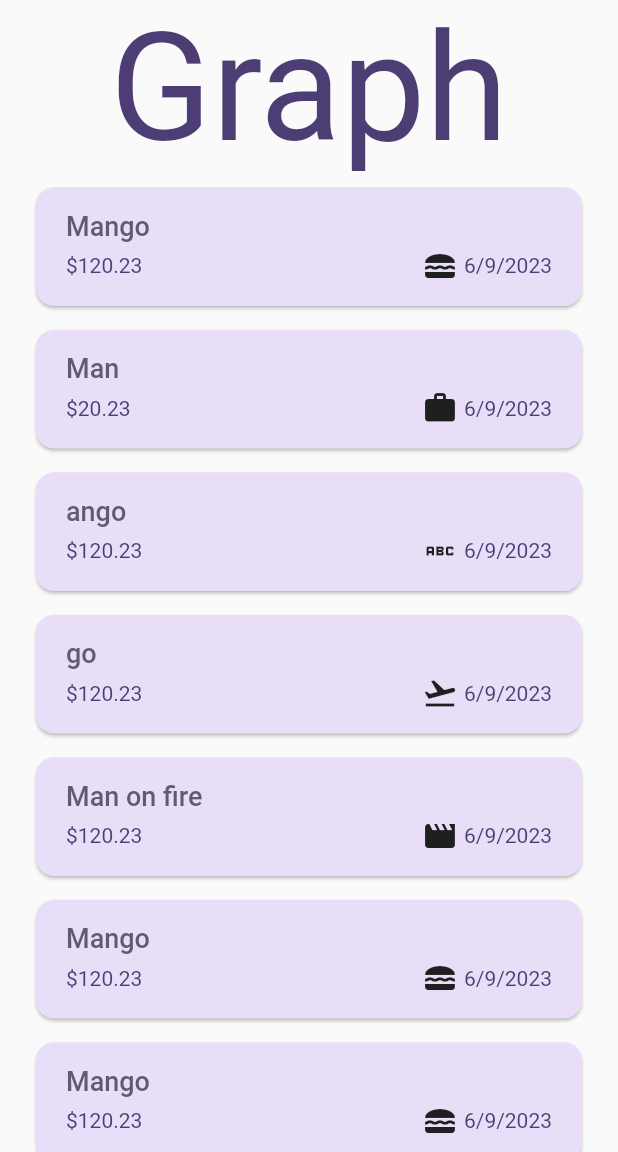
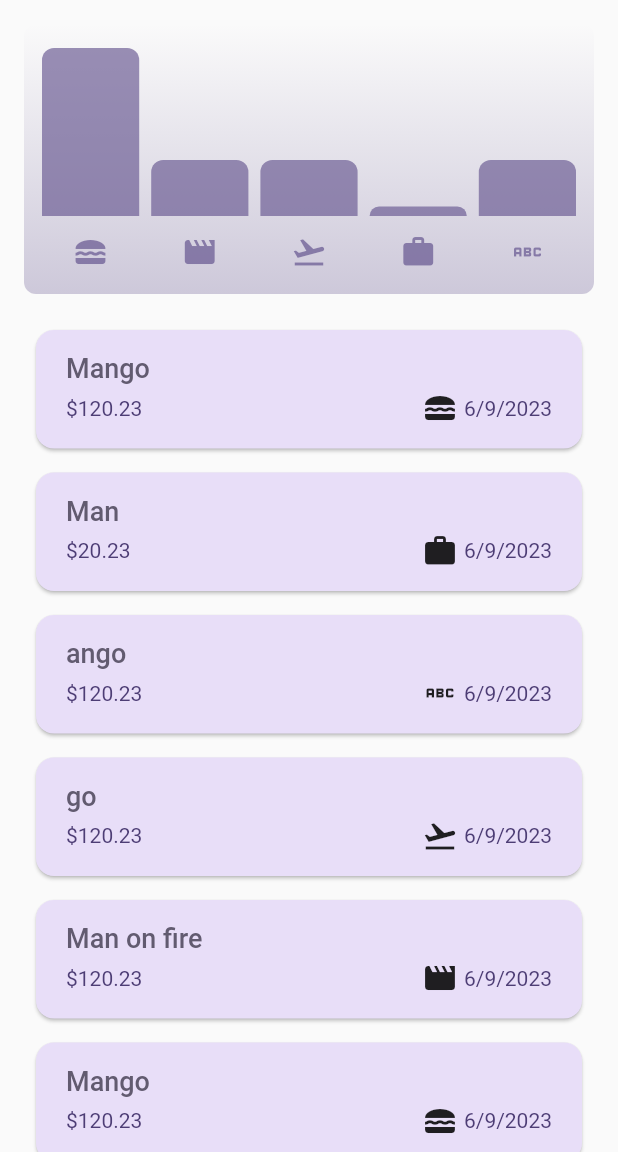
Before and after one commit to mrrapp/Expense-Tracker, a Flutter app: the screen it shows after launch, on a phone screen of 412 x 824 dp, the part 84-1236 px from its top. Run offline on Flutter 3.47's test engine with Material 2 defaults, Android fonts, the phone set to English and light mode, and no system bars.

Commit message:
added functional chart bars

```diff
--- a/lib/main.dart
+++ b/lib/main.dart
@@ -13,6 +13,40 @@ void main() {
       darkTheme: ThemeData.dark().copyWith(
         useMaterial3: true,
         colorScheme: kDarkColorScheme,
+        appBarTheme: const AppBarTheme().copyWith(
+          backgroundColor: kDarkColorScheme.onPrimaryContainer,
+          foregroundColor: kDarkColorScheme.primaryContainer,
+          // actionsIconTheme: const IconThemeData().copyWith(
+          //   color: kColorScheme.onSecondary,
+          // ),
+        ),
+        cardTheme: const CardTheme().copyWith(
+          color: kDarkColorScheme.secondaryContainer,
+          margin: const EdgeInsets.symmetric(
+            horizontal: 24,
+            vertical: 8,
+          ),
+        ),
+        textTheme: const TextTheme().copyWith(
+          titleLarge: TextStyle(
+            fontSize: 18,
+            color: kDarkColorScheme.secondary,
+          ),
+          bodyMedium: TextStyle(
+            color: kDarkColorScheme.onPrimaryContainer,
+          ),
+          bodySmall: const TextStyle(
+            color: Colors.black,
+          ),
+          displaySmall: const TextStyle(
+            color: Colors.black,
+          ),
+        ),
+         elevatedButtonTheme: ElevatedButtonThemeData(
+          style: ElevatedButton.styleFrom(
+            backgroundColor: kDarkColorScheme.secondaryContainer,
+          ),
+        ),
       ),
       theme: ThemeData().copyWith(
         useMaterial3: true,
--- a/lib/models/expense.dart
+++ b/lib/models/expense.dart
@@ -37,3 +37,33 @@ class Expense {
     return formatter.format(date);
   }
 }
+
+// Graph
+class ExpenseBucket {
+  const ExpenseBucket({
+    required this.category,
+    required this.expenses,
+  });
+
+  // creating an extra constructor function that filters categories
+  ExpenseBucket.forCategory(List<Expense> allExpenses, this.category)
+      : expenses = allExpenses
+            .where((expense) => expense.category == category)
+            .toList();
+// the above adds logic to the class expense bucket
+
+  // Expense bucket sums all intems in category and puts them in one bar
+  final Category category;
+  final List<Expense> expenses;
+
+  double get totalExpenses {
+    double sum = 0;
+
+    // using a for loop to sum all expenses
+    for (final expense in expenses) {
+      sum = sum + expense.amount;
+    }
+
+    return sum;
+  }
+}
--- /dev/null
+++ b/lib/widgets/chart.dart
@@ -0,0 +1,95 @@
+import 'package:flutter/material.dart';
+import '../models/expense.dart';
+import 'chat_bar.dart';
+
+class Chart extends StatelessWidget {
+  const Chart({super.key, required this.expenses});
+
+  final List<Expense> expenses;
+
+  List<ExpenseBucket> get buckets {
+    return [
+      ExpenseBucket.forCategory(expenses, Category.food),
+      ExpenseBucket.forCategory(expenses, Category.leisure),
+      ExpenseBucket.forCategory(expenses, Category.travel),
+      ExpenseBucket.forCategory(expenses, Category.work),
+      ExpenseBucket.forCategory(expenses, Category.general),
+    ];
+  }
+
+  double get maxTotalExpense {
+    double maxTotalExpense = 0;
+
+    for (final bucket in buckets) {
+      if (bucket.totalExpenses > maxTotalExpense) {
+        maxTotalExpense = bucket.totalExpenses;
+      }
+    }
+
+    return maxTotalExpense;
+  }
+
+  @override
+  Widget build(BuildContext context) {
+    final isDarkMode =
+        MediaQuery.of(context).platformBrightness == Brightness.dark;
+    return Container(
+      margin: const EdgeInsets.all(16),
+      padding: const EdgeInsets.symmetric(
+        vertical: 16,
+        horizontal: 8,
+      ),
+      width: double.infinity,
+      height: 180,
+      decoration: BoxDecoration(
+        borderRadius: BorderRadius.circular(8),
+        gradient: LinearGradient(
+          colors: [
+            Theme.of(context).colorScheme.primary.withOpacity(0.3),
+            Theme.of(context).colorScheme.primary.withOpacity(0.0)
+          ],
+          begin: Alignment.bottomCenter,
+          end: Alignment.topCenter,
+        ),
+      ),
+      child: Column(
+        children: [
+          Expanded(
+            child: Row(
+              crossAxisAlignment: CrossAxisAlignment.end,
+              children: [
+                for (final bucket in buckets) // alternative to map()
+                  ChartBar(
+                    fill: bucket.totalExpenses == 0
+                        ? 0
+                        : bucket.totalExpenses / maxTotalExpense,
+                  )
+              ],
+            ),
+          ),
+          const SizedBox(height: 12),
+          Row(
+            children: buckets
+                .map(
+                  (bucket) => Expanded(
+                    child: Padding(
+                      padding: const EdgeInsets.symmetric(horizontal: 4),
+                      child: Icon(
+                        categoryIcons[bucket.category],
+                        color: isDarkMode
+                            ? Theme.of(context).colorScheme.secondary
+                            : Theme.of(context)
+                                .colorScheme
+                                .primary
+                                .withOpacity(0.7),
+                      ),
+                    ),
+                  ),
+                )
+                .toList(),
+          )
+        ],
+      ),
+    );
+  }
+}
--- /dev/null
+++ b/lib/widgets/chat_bar.dart
@@ -0,0 +1,34 @@
+import 'package:flutter/material.dart';
+
+class ChartBar extends StatelessWidget {
+  const ChartBar({
+    super.key,
+    required this.fill,
+  });
+
+  final double fill;
+
+  @override
+  Widget build(BuildContext context) {
+    final isDarkMode =
+        MediaQuery.of(context).platformBrightness == Brightness.dark;
+    return Expanded(
+      child: Padding(
+        padding: const EdgeInsets.symmetric(horizontal: 4),
+        child: FractionallySizedBox(
+          heightFactor: fill,
+          child: DecoratedBox(
+            decoration: BoxDecoration(
+              shape: BoxShape.rectangle,
+              borderRadius:
+                  const BorderRadius.vertical(top: Radius.circular(8)),
+              color: isDarkMode
+                  ? Theme.of(context).colorScheme.secondary
+                  : Theme.of(context).colorScheme.primary.withOpacity(0.65),
+            ),
+          ),
+        ),
+      ),
+    );
+  }
+}
--- a/lib/widgets/expenses.dart
+++ b/lib/widgets/expenses.dart
@@ -1,4 +1,5 @@
 import 'package:flutter/material.dart';
+import 'package:my_expenses/widgets/chart.dart';
 import 'package:my_expenses/widgets/expenses-list/expenses_list.dart';
 import 'package:my_expenses/models/expense.dart';
 import 'package:my_expenses/widgets/new_expense.dart';
@@ -130,11 +131,7 @@ class _ExpensesState extends State<Expenses> {
       ),
       body: Column(
         children: [
-          // Graph
-          const Text(
-            'Graph',
-            style: TextStyle(fontSize: 100),
-          ),
+         Chart(expenses: _registeredExpenses),
           Expanded(child: mainContent)
         ],
       ),
```
